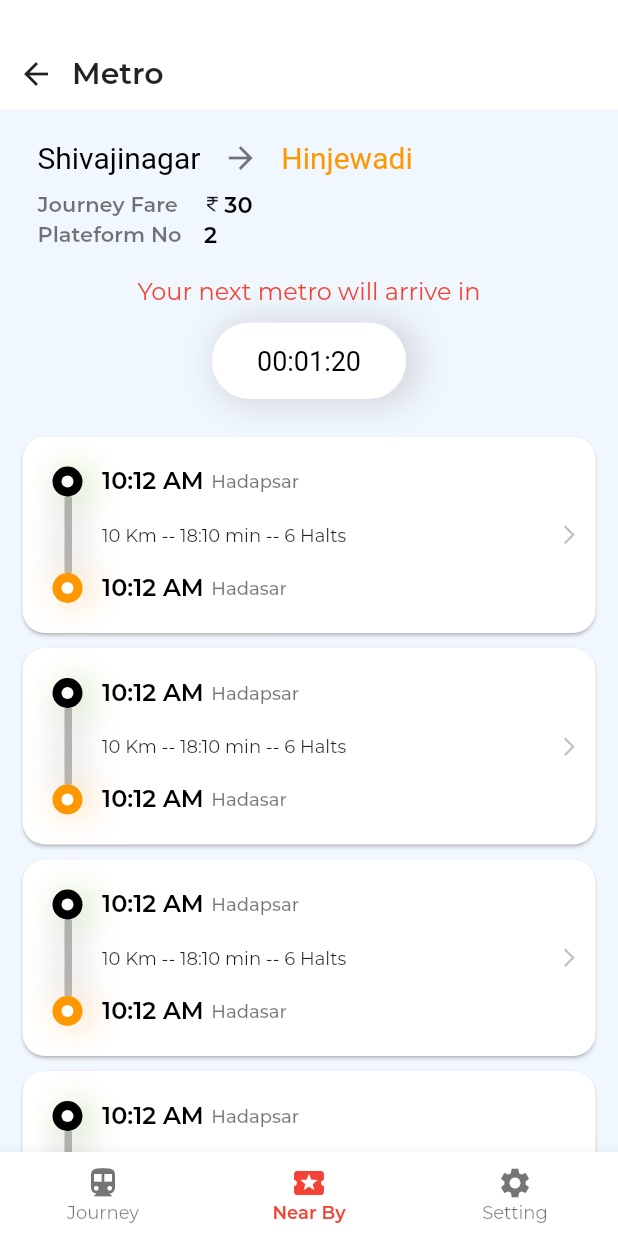
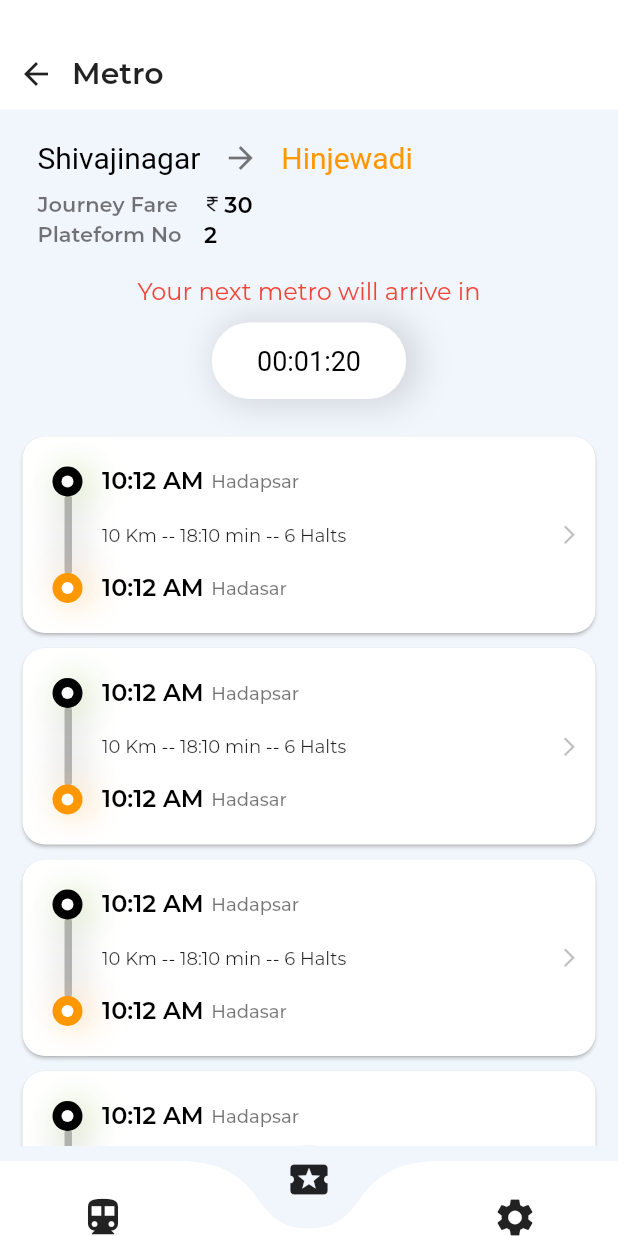
Before and after one commit to vikrantgund1990/timesofmetro, a Flutter app: the screen it shows after launch, item 2 of the bottom bar chosen, on a phone screen of 412 x 824 dp. Run offline on Flutter 3.47's test engine with Material 2 defaults, Android fonts, the phone set to English and light mode, and no system bars; drawn by our look-alikes of curved_navigation_bar; our stand-ins replace carousel_slider; missing offline and left inert: autocomplete_textfield; Roboto replaces fonts that are missing (Montserrat_ExtraBold); project files that could hold a hidden picture were left out.

Commit message:
add curved bottom navigation add utility class

```diff
--- a/lib/screens/dashboard.dart
+++ b/lib/screens/dashboard.dart
@@ -1,11 +1,13 @@
 
 import 'package:carousel_slider/carousel_slider.dart';
+import 'package:curved_navigation_bar/curved_navigation_bar.dart';
 import 'package:flutter/cupertino.dart';
 import 'package:flutter/material.dart';
 import 'package:flutter/painting.dart';
 import 'package:timesofmetro/screens/journey.dart';
 import 'package:timesofmetro/screens/near_by.dart';
 import 'package:timesofmetro/screens/setting.dart';
+import 'package:timesofmetro/utils/resource_utility.dart';
 
 class Dashboard extends StatefulWidget{
   @override
@@ -41,6 +43,39 @@ class DashboardState extends State<Dashboard>{
   }
 
   Widget _bottomNavigation(){
+    return CurvedNavigationBar(
+      height: 50,
+      onTap: onTabTapped,
+      animationDuration: Duration(milliseconds: 300),
+      buttonBackgroundColor: ColorResource.AppBackground,
+      backgroundColor: ColorResource.AppBackground,
+      items: <Widget>[
+        /*Icon(Icons.directions_transit,size: 30,),
+        Icon(Icons.local_activity,size: 30,),
+        Icon(Icons.settings,size: 30,)*/
+        Column(
+          mainAxisAlignment: MainAxisAlignment.center,
+          children: <Widget>[
+            Icon(Icons.directions_transit,size: 30,),
+          ],
+        ),
+        Column(
+          mainAxisAlignment: MainAxisAlignment.center,
+          children: <Widget>[
+            Icon(Icons.local_activity,size: 30,)
+          ],
+        ),
+        Column(
+          mainAxisAlignment: MainAxisAlignment.center,
+          children: <Widget>[
+            Icon(Icons.settings,size: 30,)
+          ],
+        ),
+      ],
+    );
+  }
+
+  /*Widget _bottomNavigation(){
     return BottomNavigationBar(
       onTap: onTabTapped,
       currentIndex: _currentIndex,
@@ -64,7 +99,7 @@ class DashboardState extends State<Dashboard>{
         )
       ],
     );
-  }
+  }*/
 
   void onTabTapped(int index) {
     setState(() {
--- a/lib/screens/near_by.dart
+++ b/lib/screens/near_by.dart
@@ -1,5 +1,6 @@
 import 'package:flutter/cupertino.dart';
 import 'package:flutter/material.dart';
+import 'package:timesofmetro/utils/resource_utility.dart';
 
 import 'circle_shape.dart';
 
@@ -17,13 +18,15 @@ class _TrendingNearByState extends State<TrendingNearByPage>{
   @override
   Widget build(BuildContext context) {
     return Container(
-      color: Color(0xfff1f7fe ),
+      color: ColorResource.AppBackground,
       child: Column(
         mainAxisAlignment: MainAxisAlignment.start,
         children: <Widget>[
           _appBar(),
           _userInput(),
           Expanded(
+            child: Container(
+              margin: EdgeInsets.only(bottom: 10),
               child: ListView(
                 padding: EdgeInsets.only(bottom: 20),
                 children: <Widget>[
@@ -32,6 +35,7 @@ class _TrendingNearByState extends State<TrendingNearByPage>{
                   _newMetroRoutWithTime('Hadapsar', 'Shivajinagar'),
                   _newMetroRoutWithTime('Hadapsar', 'Shivajinagar'),
                 ],
+              ),
             ),
           )
         ],
--- /dev/null
+++ b/lib/utils/resource_utility.dart
@@ -0,0 +1,12 @@
+import 'package:flutter/material.dart';
+
+class ColorResource{
+  static const Color AppBackground = Color(0xffF1F6FC);
+}
+
+class FontResource{
+  static const String MontserratSemiBold = 'Montserrat_SemiBold';
+  static const String MontserratExtraBold = 'Montserrat_ExtraBold';
+  static const String MontserratRegular = 'Montserrat_Regular';
+  static const String MontserratMedium = 'Montserrat_Medium';
+}
--- a/pubspec.yaml
+++ b/pubspec.yaml
@@ -25,6 +25,7 @@ dependencies:
   cupertino_icons: ^0.1.2
   carousel_slider: ^1.3.0
   autocomplete_textfield: ^1.7.3
+  curved_navigation_bar: ^0.3.2
 
 dev_dependencies:
   flutter_test:
```
Also changed, not shown: lib/screens/journey.dart (+13 -14 lines), pubspec.lock. Lines whose indentation alone changed are shown as unchanged.
